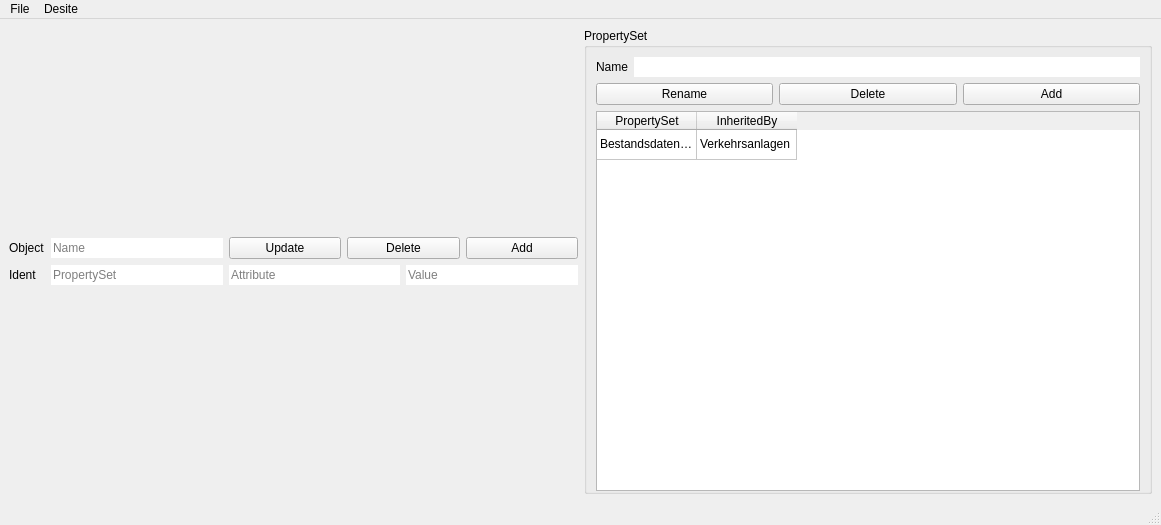
c-mellueh/SOM-Toolkit, file desiteRuleCreator/QtDesigns/MainWindow.ui: the form before one commit.
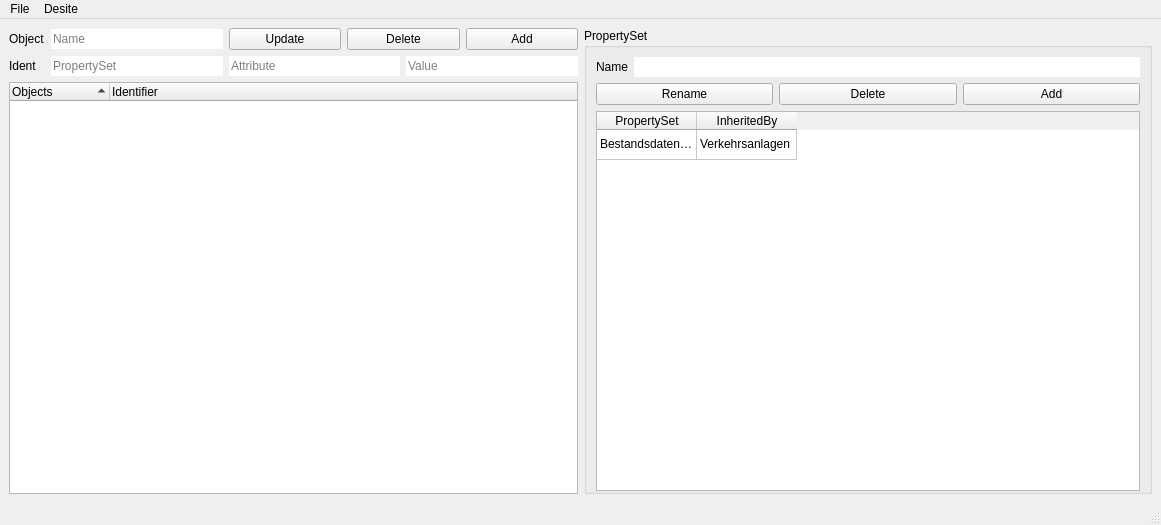
The form after the commit.

Diff of the .ui file:
```diff
--- a/desiteRuleCreator/QtDesigns/MainWindow.ui
+++ b/desiteRuleCreator/QtDesigns/MainWindow.ui
@@ -154,6 +154,44 @@
         </item>
        </layout>
       </item>
+      <item>
+       <widget class="QTreeWidget" name="treeWidget_objects">
+        <property name="enabled">
+         <bool>true</bool>
+        </property>
+        <property name="dragDropMode">
+         <enum>QAbstractItemView::InternalMove</enum>
+        </property>
+        <property name="defaultDropAction">
+         <enum>Qt::MoveAction</enum>
+        </property>
+        <property name="alternatingRowColors">
+         <bool>false</bool>
+        </property>
+        <property name="selectionMode">
+         <enum>QAbstractItemView::ExtendedSelection</enum>
+        </property>
+        <property name="sortingEnabled">
+         <bool>true</bool>
+        </property>
+        <property name="expandsOnDoubleClick">
+         <bool>false</bool>
+        </property>
+        <attribute name="headerShowSortIndicator" stdset="0">
+         <bool>true</bool>
+        </attribute>
+        <column>
+         <property name="text">
+          <string>Objects</string>
+         </property>
+        </column>
+        <column>
+         <property name="text">
+          <string>Identifier</string>
+         </property>
+        </column>
+       </widget>
+      </item>
      </layout>
     </item>
     <item>
```
